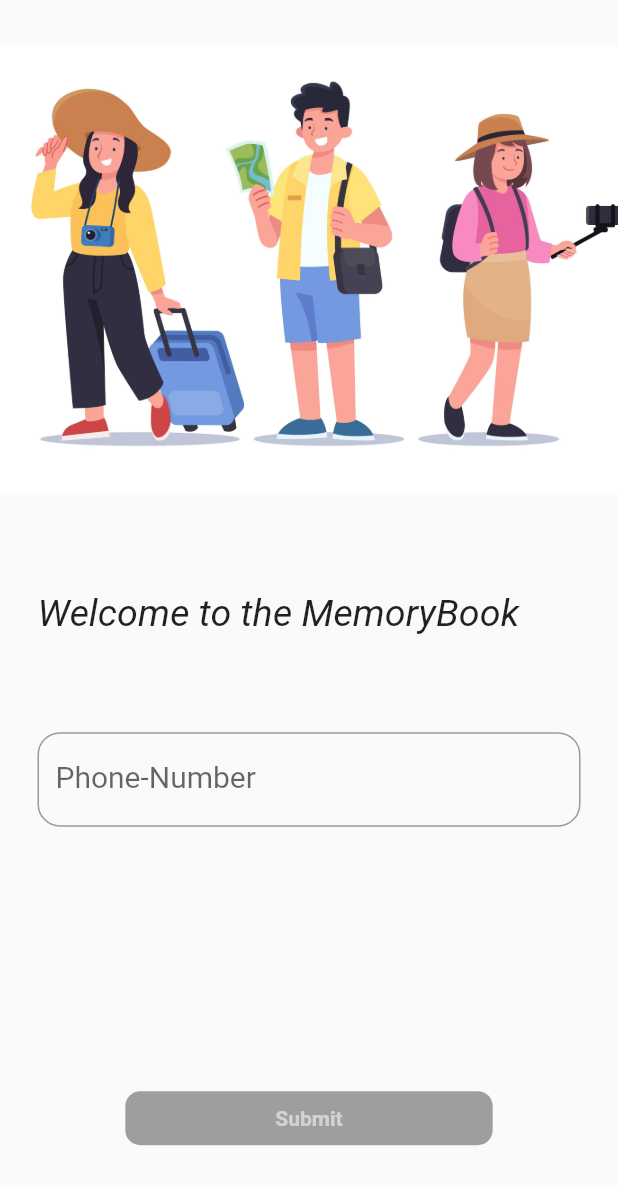
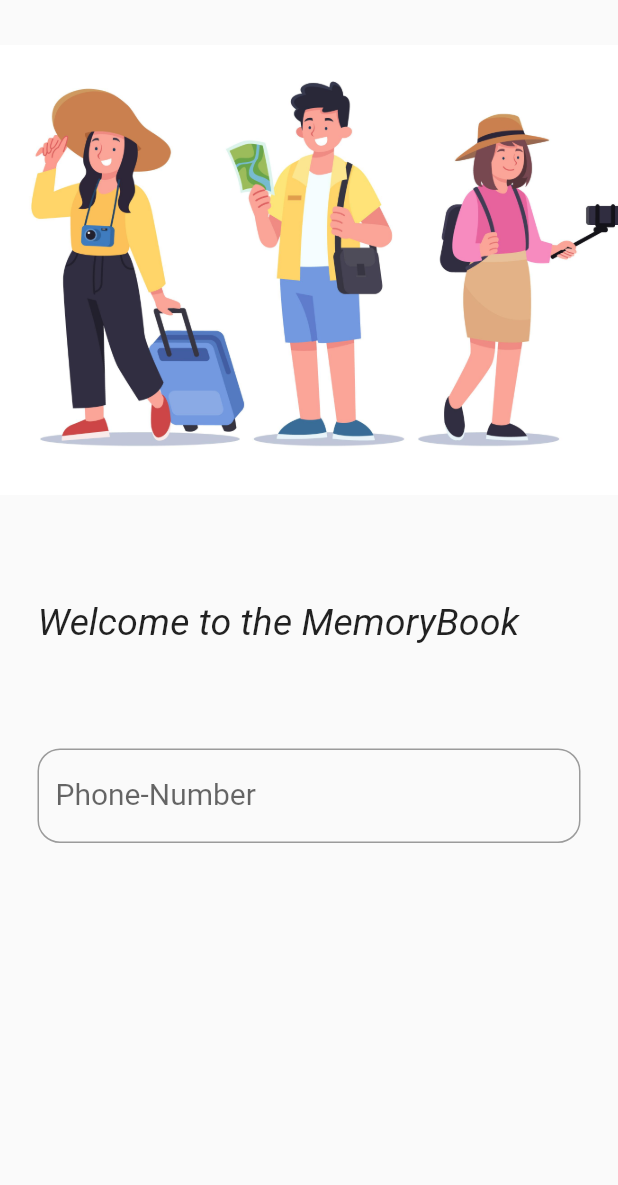
Before and after one commit to Smith1920/hotel, a Flutter app: the screen it shows after launch, on a phone screen of 412 x 824 dp. Shown: the top 1185 px of the screen. Run offline on Flutter 3.47's test engine with Material 2 defaults, Android fonts, the phone set to English and light mode, and no system bars; our stand-ins replace dio, flutter_bloc.

Commit message:
Pushing Into Main

```diff
--- a/lib/features/authentication/cubit/authentication_state.dart
+++ b/lib/features/authentication/cubit/authentication_state.dart
@@ -1,4 +1,4 @@
-import 'package:flutter/widgets.dart';
+
 
 abstract class AuthenticationState {}
 
--- a/lib/features/authentication/repository/authentication_repository.dart
+++ b/lib/features/authentication/repository/authentication_repository.dart
@@ -1,5 +1,3 @@
-import 'dart:math';
-
 import 'package:dio/dio.dart';
 
 class AuthenticationRepository {
--- a/lib/features/authentication/screens/register.dart
+++ b/lib/features/authentication/screens/register.dart
@@ -1,6 +1,6 @@
 import 'package:flutter/material.dart';
+import 'package:hotel/features/authentication/widgets/show_button.dart';
 import 'package:hotel/home_page.dart';
-import 'package:dio/dio.dart';
 
 class Register extends StatefulWidget {
   const Register({super.key});
@@ -82,50 +82,10 @@ class _RegisterState extends State<Register> {
                 valueListenable: phoneNumber,
                 builder: (context, value, child) {
                   if (value.text.length >= 10) {
-                    return ElevatedButton(
-                      style: const ButtonStyle(
-                        backgroundColor: MaterialStatePropertyAll(Colors.blue),
-                        padding: MaterialStatePropertyAll(EdgeInsets.symmetric(
-                            horizontal: 100, vertical: 10)),
-                        shape: MaterialStatePropertyAll(
-                          RoundedRectangleBorder(
-                            borderRadius: BorderRadius.all(
-                              Radius.circular(10),
-                            ),
-                          ),
-                        ),
-                      ),
-                      onPressed: () {
-                        Navigator.of(context).push(MaterialPageRoute(
-                          builder: (context) => const HomePage(),
-                        ));
-                      },
-                      child: const Text(
-                        'Submit',
-                        style: TextStyle(
-                            fontWeight: FontWeight.bold, color: Colors.white),
-                      ),
-                    );
+                    return const CustomButton();
                   } else {
-                    return const ElevatedButton(
-                      style: ButtonStyle(
-                        backgroundColor: MaterialStatePropertyAll(Colors.grey),
-                        padding: MaterialStatePropertyAll(EdgeInsets.symmetric(
-                            horizontal: 100, vertical: 10)),
-                        shape: MaterialStatePropertyAll(
-                          RoundedRectangleBorder(
-                            borderRadius: BorderRadius.all(
-                              Radius.circular(10),
-                            ),
-                          ),
-                        ),
-                      ),
-                      onPressed: null,
-                      child: Text(
-                        'Submit',
-                        style: TextStyle(
-                            fontWeight: FontWeight.bold, color: Colors.white54),
-                      ),
+                    return const SizedBox(
+                      height: 10,
                     );
                   }
                 },
```
Also changed, not shown: lib/features/authentication/widgets/show_button.dart (added, +34 -0 lines), lib/main.dart (+0 -9 lines).
